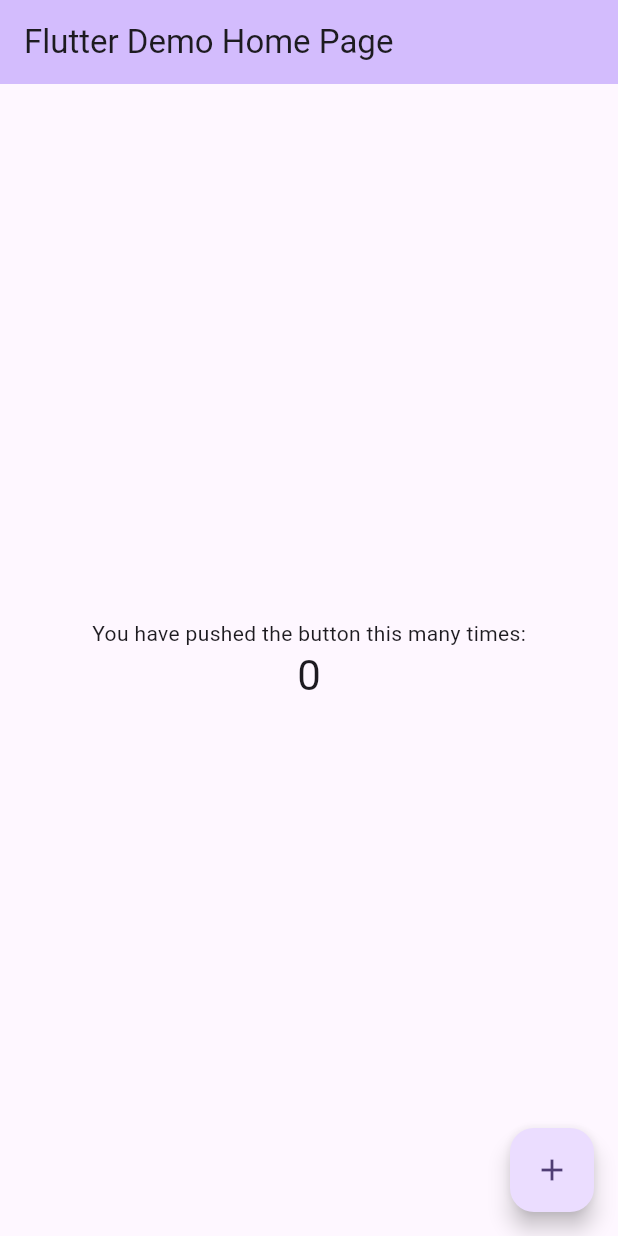
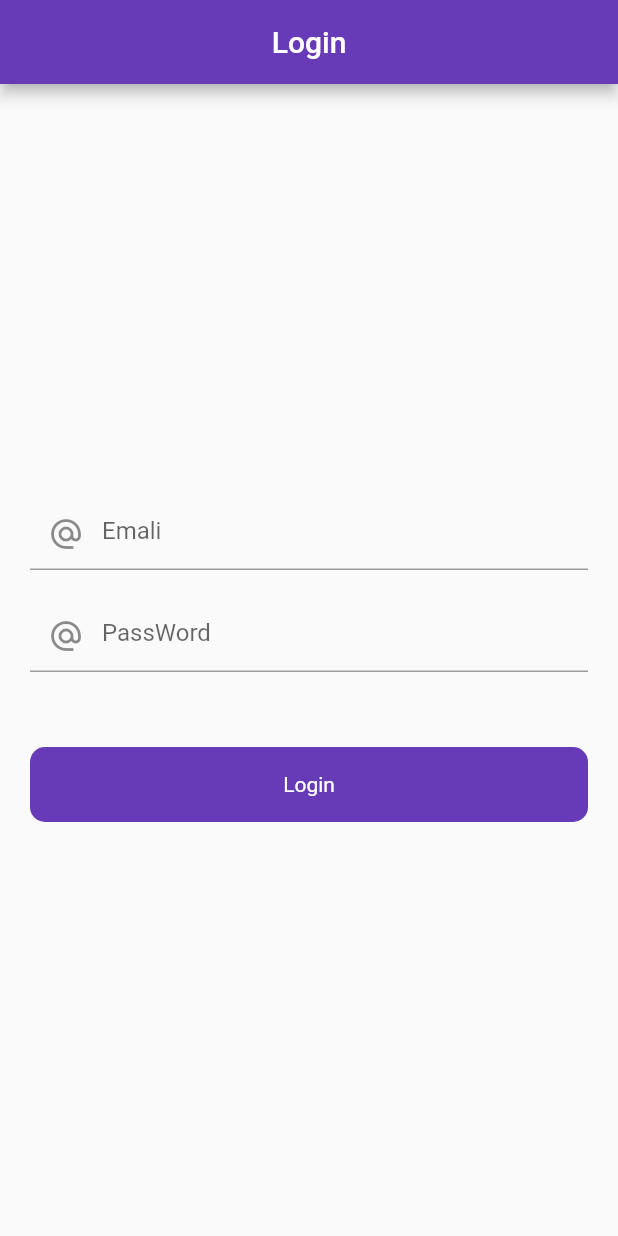
Before and after one commit to ksrami99/firebase_tut, a Flutter app: the screen it shows after launch, on a phone screen of 412 x 824 dp. Run offline on Flutter 3.47's test engine with Material 2 defaults, Android fonts, the phone set to English and light mode, and no system bars; our stand-ins replace firebase_core; accounts and stored records are empty.

Commit message:
Connected Firebase And Crated Login Screen

```diff
--- a/lib/main.dart
+++ b/lib/main.dart
@@ -1,7 +1,8 @@
+import 'package:firebase_tut/ui/splash_Screen.dart';
 import 'package:flutter/material.dart';
 import 'package:firebase_core/firebase_core.dart';
 
-void main() async git {
+void main() async {
   WidgetsFlutterBinding.ensureInitialized();
   await Firebase.initializeApp();
   runApp(const MyApp());
@@ -16,58 +17,9 @@ class MyApp extends StatelessWidget {
     return MaterialApp(
       title: 'Flutter Demo',
       theme: ThemeData(
-        colorScheme: ColorScheme.fromSeed(seedColor: Colors.deepPurple),
-        useMaterial3: true,
+        primarySwatch: Colors.deepPurple
       ),
-      home: const MyHomePage(title: 'Flutter Demo Home Page'),
+      home: const SplashScreen(),
     );
   }
 }
-
-class MyHomePage extends StatefulWidget {
-  const MyHomePage({super.key, required this.title});
-
-  final String title;
-
-  @override
-  State<MyHomePage> createState() => _MyHomePageState();
-}
-
-class _MyHomePageState extends State<MyHomePage> {
-  int _counter = 0;
-
-  void _incrementCounter() {
-    setState(() {
-      _counter++;
-    });
-  }
-
-  @override
-  Widget build(BuildContext context) {
-    return Scaffold(
-      appBar: AppBar(
-        backgroundColor: Theme.of(context).colorScheme.inversePrimary,
-        title: Text(widget.title),
-      ),
-      body: Center(
-        child: Column(
-          mainAxisAlignment: MainAxisAlignment.center,
-          children: <Widget>[
-            const Text(
-              'You have pushed the button this many times:',
-            ),
-            Text(
-              '$_counter',
-              style: Theme.of(context).textTheme.headlineMedium,
-            ),
-          ],
-        ),
-      ),
-      floatingActionButton: FloatingActionButton(
-        onPressed: _incrementCounter,
-        tooltip: 'Increment',
-        child: const Icon(Icons.add),
-      ),
-    );
-  }
-}
--- /dev/null
+++ b/lib/ui/auth/login_screen.dart
@@ -0,0 +1,87 @@
+import 'package:firebase_tut/widgets/round_button.dart';
+import 'package:flutter/material.dart';
+
+class LoginScreen extends StatefulWidget {
+  const LoginScreen({super.key});
+
+  @override
+  State<LoginScreen> createState() => _LoginScreenState();
+}
+
+class _LoginScreenState extends State<LoginScreen> {
+  final _formKey = GlobalKey<FormState>();
+  final emailController = TextEditingController();
+  final passwordController = TextEditingController();
+
+  @override
+  void dispose() {
+    // TODO: implement dispose
+    super.dispose();
+    emailController.dispose();
+    passwordController.dispose();
+  }
+
+  @override
+  Widget build(BuildContext context) {
+    return Scaffold(
+      appBar: AppBar(
+        automaticallyImplyLeading: false,
+        title: const Text("Login"),
+        centerTitle: true,
+      ),
+      body: Padding(
+        padding: const EdgeInsets.symmetric(horizontal: 20.0),
+        child: Column(
+          mainAxisAlignment: MainAxisAlignment.center,
+          crossAxisAlignment: CrossAxisAlignment.center,
+          children: [
+            Form(
+              key: _formKey,
+              child: Column(
+                children: [
+                  TextFormField(
+                    keyboardType: TextInputType.emailAddress,
+                    controller: emailController,
+                    decoration: const InputDecoration(
+                      hintText: 'Emali',
+                      prefixIcon: Icon(Icons.alternate_email),
+                    ),
+                    validator: (value) {
+                      if (value!.isEmpty) {
+                        return 'Enter Email';
+                      }
+                      return null;
+                    },
+                  ),
+                  const SizedBox(height: 20),
+                  TextFormField(
+                    keyboardType: TextInputType.text,
+                    controller: passwordController,
+                    obscureText: true,
+                    decoration: const InputDecoration(
+                      hintText: 'PassWord',
+                      prefixIcon: Icon(Icons.alternate_email),
+                    ),
+                    validator: (value) {
+                      if (value!.isEmpty) {
+                        return 'Enter Email';
+                      }
+                      return null;
+                    },
+                  ),
+                ],
+              ),
+            ),
+            const SizedBox(height: 50),
+            RoundButton(
+              title: 'Login',
+              onTap: () {
+                if (_formKey.currentState!.validate()) {}
+              },
+            ),
+          ],
+        ),
+      ),
+    );
+  }
+}
--- /dev/null
+++ b/lib/widgets/round_button.dart
@@ -0,0 +1,34 @@
+import 'package:flutter/material.dart';
+
+class RoundButton extends StatelessWidget {
+  final String title;
+  final VoidCallback onTap;
+
+  const RoundButton({
+    super.key,
+    required this.title,
+    required this.onTap,
+  });
+
+  @override
+  Widget build(BuildContext context) {
+    return InkWell(
+      onTap: onTap,
+      child: Container(
+        height: 50,
+        decoration: BoxDecoration(
+          color: Colors.deepPurple,
+          borderRadius: BorderRadius.circular(10),
+        ),
+        child: Center(
+          child: Text(
+            title,
+            style: TextStyle(
+              color: Colors.white,
+            ),
+          ),
+        ),
+      ),
+    );
+  }
+}
```
Also changed, not shown: lib/firebase_services/splash_services.dart (added, +13 -0 lines), lib/ui/splash_Screen.dart (added, +30 -0 lines), 1 other file.
